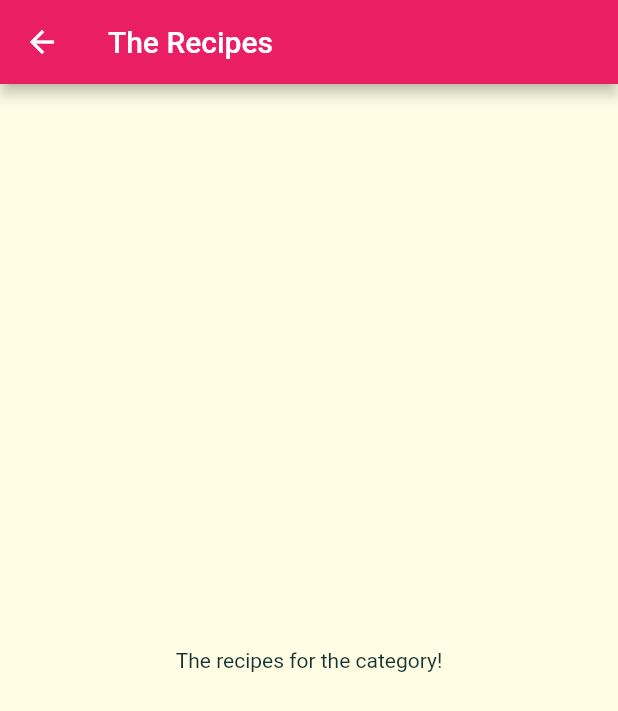
After one commit to agrwl-prankit/DeliMeals, a Flutter app: the screen it shows after launch, after a tap on "Italian", on a phone screen of 412 x 824 dp. The commit adds this screen. Shown: the top 711 px of the screen. Run offline on Flutter 3.47's test engine with Material 2 defaults, Android fonts, the phone set to English and light mode, and no system bars.

Commit message:
add navigator in category_item.dart to category_meals_screen.dart

```diff
--- a/lib/category_item.dart
+++ b/lib/category_item.dart
@@ -1,3 +1,4 @@
+import './category_meals_screen.dart';
 import 'package:flutter/material.dart';
 
 class CategoryItem extends StatelessWidget {
@@ -6,9 +7,19 @@ class CategoryItem extends StatelessWidget {
 
   CategoryItem(this.title, this.color);
 
+  void selectCategory(BuildContext ctx){
+    Navigator.of(ctx).push(MaterialPageRoute(builder: (_){
+      return CategoryMealsScreen();
+    },),);
+  }
+
   @override
   Widget build(BuildContext context) {
-    return Container(
+    return InkWell(
+      onTap: () => selectCategory(context),
+      splashColor: Theme.of(context).primaryColor,
+      borderRadius: BorderRadius.circular(15),
+      child: Container(
         padding: const EdgeInsets.all(15),
         child: Text(title, style: Theme.of(context).textTheme.title),
         decoration: BoxDecoration(
@@ -19,6 +30,7 @@ class CategoryItem extends StatelessWidget {
           ),
           borderRadius: BorderRadius.circular(15),
         ),
+      ),
     );
   }
 }
--- /dev/null
+++ b/lib/category_meals_screen.dart
@@ -0,0 +1,13 @@
+import 'package:flutter/material.dart';
+
+class CategoryMealsScreen extends StatelessWidget {
+  @override
+  Widget build(BuildContext context) {
+    return Scaffold(
+      appBar: AppBar(title: Text('The Recipes'),),
+      body: Center(
+        child: Text('The recipes for the category!'),
+      ),
+    );
+  }
+}
```
Lines whose indentation alone changed are shown as unchanged.
